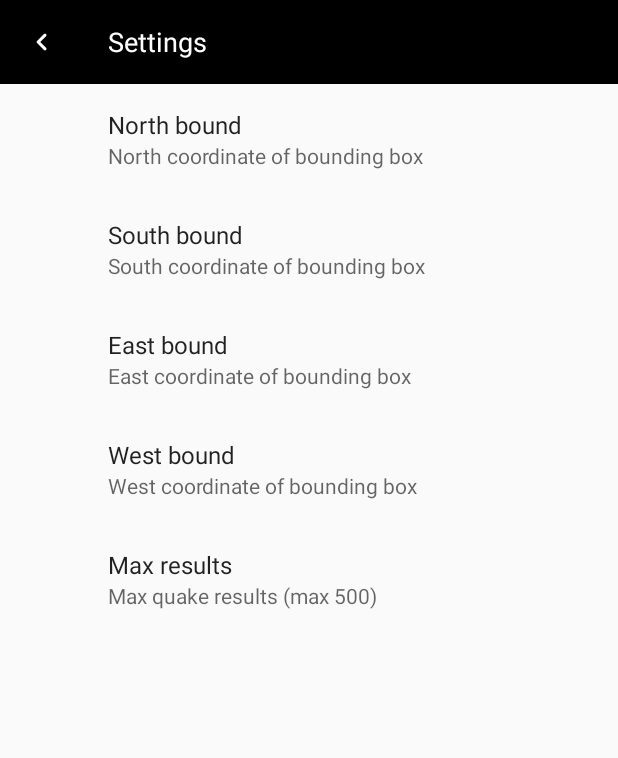
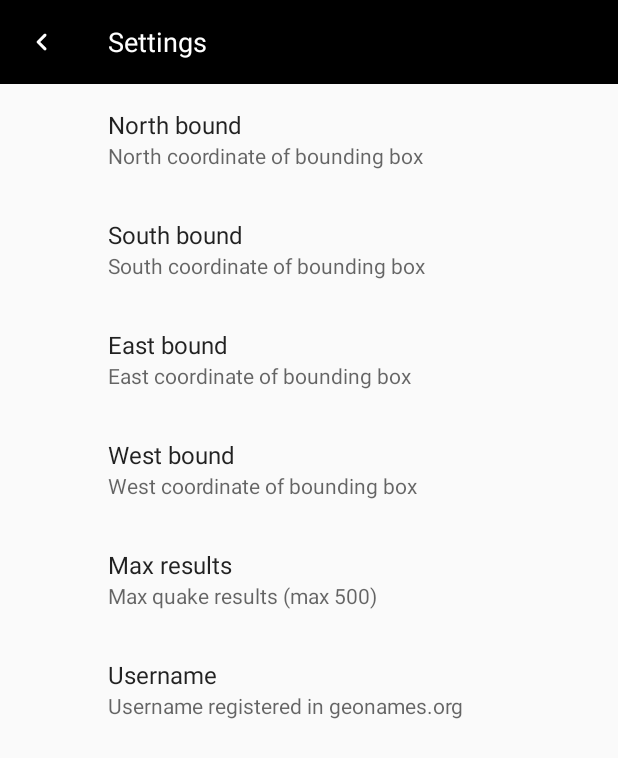
Before and after one commit to harismexis/android-earthquakes, an Android app: the HomeActivity screen opened directly, with no data from a screen before it, after a tap on "Settings", on a phone screen of 412 x 824 dp. Shown: the top 758 px of the screen. Run offline under Robolectric (Android 15) with nearby library versions, the phone set to English and light mode, and no system bars; our stand-ins replace Dagger/Hilt's generated code, Room's generated code, androidx.preference.

Commit message:
add username pref

```diff
--- a/app/build.gradle
+++ b/app/build.gradle
@@ -17,7 +17,6 @@ android {
         versionCode 1
         versionName "1.0"
         testInstrumentationRunner "com.example.earthquakes.setup.runner.InstrumentedRunner"
-        buildConfigField "String", "GEONAMES_USERNAME", commonValues.GEONAMES_USERNAME
         buildConfigField "String", "EARTHQUAKE_API_BASE_URL", commonValues.EARTHQUAKE_API_BASE_URL
     }
 
--- a/app/src/main/java/com/example/earthquakes/framework/extensions/ThrowableExt.kt
+++ b/app/src/main/java/com/example/earthquakes/framework/extensions/ThrowableExt.kt
@@ -1,4 +1,6 @@
 package com.example.earthquakes.framework.extensions
+
+import retrofit2.HttpException
 
 fun Throwable.getErrorMessage(): String {
     var errorMsg = "$this, null error message"
--- a/app/src/main/java/com/example/earthquakes/presentation/home/ui/activity/HomeActivity.kt
+++ b/app/src/main/java/com/example/earthquakes/presentation/home/ui/activity/HomeActivity.kt
@@ -41,7 +41,14 @@ class HomeActivity : BaseActivity(), QuakeViewHolder.QuakeItemClickListener {
         super.initialise()
         PreferenceManager.setDefaultValues(this, R.xml.settings, false)
         setupSwipeToRefresh()
-        viewModel.bind()
+        onInitialise()
+    }
+
+    private fun onInitialise() {
+        if (viewModel.hasUserName()) {
+            binding.loadingProgressBar.visibility = View.VISIBLE
+            viewModel.bind()
+        } else showToastMissingUsername()
     }
 
     override fun initialiseViewModel() {
@@ -79,45 +86,11 @@ class HomeActivity : BaseActivity(), QuakeViewHolder.QuakeItemClickListener {
 
     override fun observeLiveData() {
         viewModel.quakesResult.observe(this, {
-            when(it) {
+            when (it) {
                 is QuakesResult.QuakesSuccess -> populate(it.items)
-                is QuakesResult.QuakesError -> populate(it.error)
+                is QuakesResult.QuakesError -> populateError(it.error)
             }
         })
-    }
-
-    private fun populate(models: List<Quake>) {
-        binding.homeSwipeRefresh.isRefreshing = false
-        binding.loadingProgressBar.visibility = View.GONE
-        binding.homeList.visibility = View.VISIBLE
-        uiModels.clear()
-        uiModels.addAll(models)
-        adapter.notifyDataSetChanged()
-    }
-
-    private fun populate(error: String) {
-        binding.homeSwipeRefresh.isRefreshing = false
-        binding.loadingProgressBar.visibility = View.GONE
-        Toast.makeText(this, error, Toast.LENGTH_SHORT).show()
-    }
-
-    private fun initialiseRecycler() {
-        adapter = QuakeAdapter(uiModels, this)
-        adapter.setHasStableIds(true)
-        binding.homeList.layoutManager = LinearLayoutManager(this)
-        binding.homeList.adapter = adapter
-        binding.homeList.setDivider(R.drawable.divider)
-    }
-
-    private fun setupSwipeToRefresh() {
-        binding.homeSwipeRefresh.setOnRefreshListener {
-            binding.homeSwipeRefresh.isRefreshing = true
-            viewModel.refresh { canRefresh ->
-                if (!canRefresh) {
-                    binding.homeSwipeRefresh.isRefreshing = false
-                }
-            }
-        }
     }
 
     override fun onCreateOptionsMenu(menu: Menu): Boolean {
@@ -135,4 +108,50 @@ class HomeActivity : BaseActivity(), QuakeViewHolder.QuakeItemClickListener {
         }
     }
 
+    private fun populate(models: List<Quake>) {
+        showRefreshView(false)
+        binding.loadingProgressBar.visibility = View.GONE
+        binding.homeList.visibility = View.VISIBLE
+        uiModels.clear()
+        uiModels.addAll(models)
+        adapter.notifyDataSetChanged()
+    }
+
+    private fun populateError(error: String) {
+        binding.homeSwipeRefresh.isRefreshing = false
+        binding.loadingProgressBar.visibility = View.GONE
+        Toast.makeText(this, error, Toast.LENGTH_SHORT).show()
+    }
+
+    private fun initialiseRecycler() {
+        adapter = QuakeAdapter(uiModels, this)
+        adapter.setHasStableIds(true)
+        binding.homeList.layoutManager = LinearLayoutManager(this)
+        binding.homeList.adapter = adapter
+        binding.homeList.setDivider(R.drawable.divider)
+    }
+
+    private fun setupSwipeToRefresh() {
+        binding.homeSwipeRefresh.setOnRefreshListener {
+            showRefreshView(true)
+            viewModel.refresh { canRefresh ->
+                if (!canRefresh) {
+                    showRefreshView(false)
+                }
+            }
+        }
+    }
+
+    private fun showRefreshView(show: Boolean) {
+        binding.homeSwipeRefresh.isRefreshing = show
+    }
+
+    private fun showToastMissingUsername() {
+        Toast.makeText(
+            this,
+            getString(R.string.please_enter_username),
+            Toast.LENGTH_SHORT
+        ).show()
+    }
+
 }
--- a/app/src/main/java/com/example/earthquakes/presentation/home/viewmodel/HomeViewModel.kt
+++ b/app/src/main/java/com/example/earthquakes/presentation/home/viewmodel/HomeViewModel.kt
@@ -1,6 +1,7 @@
 package com.example.earthquakes.presentation.home.viewmodel
 
 import android.util.Log
+import android.widget.Toast
 import androidx.lifecycle.LiveData
 import androidx.lifecycle.MutableLiveData
 import androidx.lifecycle.ViewModel
@@ -14,6 +15,8 @@ import com.example.earthquakes.framework.util.network.ConnectivityMonitor
 import com.example.earthquakes.presentation.home.interactors.HomeInteractors
 import com.example.earthquakes.presentation.preferences.PrefsManager
 import kotlinx.coroutines.launch
+import retrofit2.HttpException
+import retrofit2.Retrofit
 import javax.inject.Inject
 
 class HomeViewModel @Inject constructor(
@@ -27,6 +30,10 @@ class HomeViewModel @Inject constructor(
     private val mQuakesResult = MutableLiveData<QuakesResult>()
     val quakesResult: LiveData<QuakesResult>
         get() = mQuakesResult
+
+    fun hasUserName(): Boolean {
+        return prefsManager.getUsername().isNotBlank()
+    }
 
     fun bind() {
         if (connectivity.isOnline()) {
@@ -53,7 +60,7 @@ class HomeViewModel @Inject constructor(
                     prefsManager.getEast(),
                     prefsManager.getWest(),
                     prefsManager.getMaxQuakeResults(),
-                    username = BuildConfig.GEONAMES_USERNAME
+                    prefsManager.getUsername()
                 )
                 mQuakesResult.value = QuakesResult.QuakesSuccess(items)
                 interactors.interStoreQuakes.invoke(items)
--- a/app/src/main/java/com/example/earthquakes/presentation/preferences/PrefsManager.kt
+++ b/app/src/main/java/com/example/earthquakes/presentation/preferences/PrefsManager.kt
@@ -16,6 +16,7 @@ class PrefsManager(context: Context) {
     private val keyEastBound = appContext.getString(R.string.key_pref_east_bound)
     private val keyWestBound = appContext.getString(R.string.key_pref_west_bound)
     private val keyMaxQuakes = appContext.getString(R.string.key_pref_max_quakes)
+    private val keyUsername = appContext.getString(R.string.key_pref_username)
 
     private val northDefault: Float =
         appContext.getStringResAsFloat(R.string.pref_north_default) ?: 0.0f
@@ -72,6 +73,10 @@ class PrefsManager(context: Context) {
         return maxQuakesDefault
     }
 
+    fun getUsername(): String {
+        return getStringPref(keyUsername) ?: ""
+    }
+
     private fun getStringPref(
         key: String,
     ): String? {
--- a/app/src/main/res/layout/activity_home.xml
+++ b/app/src/main/res/layout/activity_home.xml
@@ -48,7 +48,7 @@
             android:layout_width="@dimen/loading_progress_size"
             android:layout_height="@dimen/loading_progress_size"
             android:indeterminate="true"
-            android:visibility="visible"
+            android:visibility="gone"
             app:layout_constraintBottom_toBottomOf="parent"
             app:layout_constraintEnd_toEndOf="parent"
             app:layout_constraintStart_toStartOf="parent"
--- a/app/src/main/res/values/strings.xml
+++ b/app/src/main/res/values/strings.xml
@@ -5,6 +5,9 @@
     <string name="activity_home_label">Home</string>
     <string name="activity_settings_label">Settings</string>
     <string name="missing_value">missing value</string>
+
+    <!-- home -->
+    <string name="please_enter_username">Please enter a registered user name in Settings</string>
 
     <!-- ViewHolder Quake item -->
     <string name="vh_source_label">Source:</string>
@@ -20,18 +23,21 @@
     <string name="key_pref_east_bound">eastBound</string>
     <string name="key_pref_west_bound">westBound</string>
     <string name="key_pref_max_quakes">maxQuakes</string>
+    <string name="key_pref_username">username</string>
 
     <string name="pref_north_bound_title">North bound</string>
     <string name="pref_south_bound_title">South bound</string>
     <string name="pref_east_bound_title">East bound</string>
     <string name="pref_west_bound_title">West bound</string>
     <string name="pref_max_quakes_title">Max results</string>
+    <string name="pref_username_title">Username</string>
 
     <string name="pref_north_bound_summary">North coordinate of bounding box</string>
     <string name="pref_south_bound_summary">South coordinate of bounding box</string>
     <string name="pref_east_bound_summary">East coordinate of bounding box</string>
     <string name="pref_west_bound_summary">West coordinate of bounding box</string>
     <string name="pref_max_quakes_summary">Max quake results (max 500)</string>
+    <string name="pref_username_summary">Username registered in geonames.org</string>
 
     <string name="pref_north_default">30.0</string>
     <string name="pref_south_default">-30.0</string>
--- a/app/src/main/res/xml/settings.xml
+++ b/app/src/main/res/xml/settings.xml
@@ -36,4 +36,10 @@
         android:title="@string/pref_max_quakes_title"
         app:summary="@string/pref_max_quakes_summary" />
 
+    <EditTextPreference
+        android:key="@string/key_pref_username"
+        android:singleLine="true"
+        android:title="@string/pref_username_title"
+        app:summary="@string/pref_username_summary" />
+
 </PreferenceScreen>
--- a/buildsystem/configurations.gradle
+++ b/buildsystem/configurations.gradle
@@ -1,7 +1,6 @@
 ext {
 
     common = [
-            GEONAMES_USERNAME : '\"' + "harismexis" + '\"',
             EARTHQUAKE_API_BASE_URL : '\"' + "http://api.geonames.org/" + '\"'
     ]
 
```
Also changed, not shown: 3 other files.
